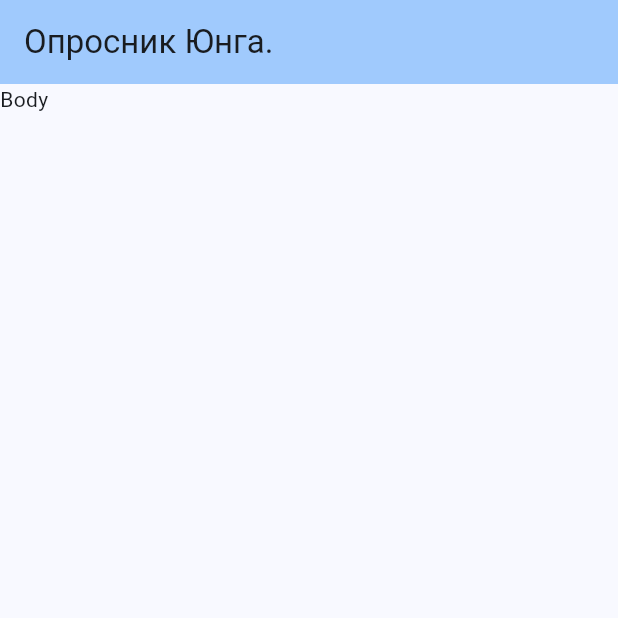
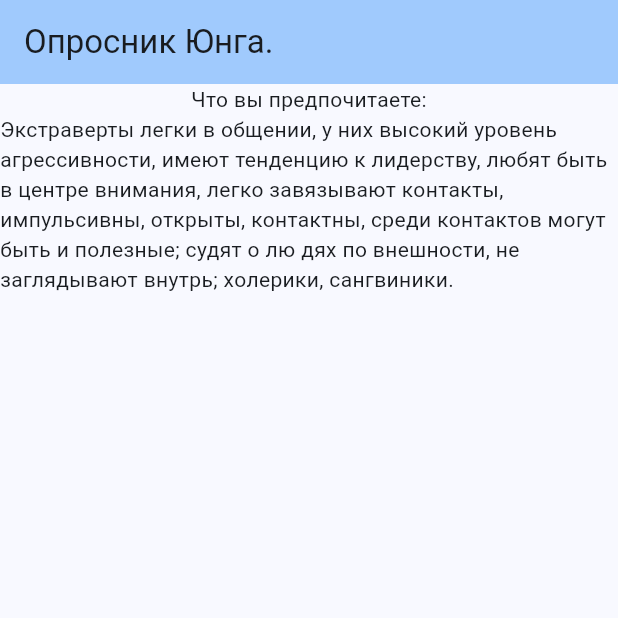
Before and after one commit to RimidalU/jung-personality-type-test, a Flutter app: the screen it shows after launch, on a phone screen of 412 x 824 dp, the top half of it. Run offline on Flutter 3.47's test engine with Material 2 defaults, Android fonts, the light colour scheme and no system bars.

Commit message:
feat: add list of questions and psychoTypes

```diff
--- /dev/null
+++ b/lib/assets/constants.dart
@@ -0,0 +1,151 @@
+const questions = [
+  {
+    'question': 'Что вы предпочитаете:',
+    'answers': [
+      {'text': 'Hемного близких друзей', 'score': 0},
+      {'text': 'Большую товарищескую компанию', 'score': 5},
+    ]
+  },
+  {
+    'question': 'Какие книги вы предпочитаете читать:',
+    'answers': [
+      {'text': 'C занимательным сюжетом', 'score': 5},
+      {'text': 'C раскрытием переживаний героев', 'score': 0},
+    ]
+  },
+  {
+    'question': 'Что вы скорее можете допустить в разговоре:',
+    'answers': [
+      {'text': 'Опоздание', 'score': 0},
+      {'text': 'Ошибки', 'score': 5},
+    ]
+  },
+  {
+    'question': 'Если вы совершаете дурной поступок, то:',
+    'answers': [
+      {'text': 'Oстро переживаете', 'score': 0},
+      {'text': 'Острых переживаний нет', 'score': 5},
+    ]
+  },
+  {
+    'question': 'Как вы сходитесь с людьми:',
+    'answers': [
+      {'text': 'Быстро, легко', 'score': 5},
+      {'text': 'Mедленно, осторожно', 'score': 0},
+    ]
+  },
+  {
+    'question': 'Считаете ли вы себя обидчивым:',
+    'answers': [
+      {'text': 'Да', 'score': 0},
+      {'text': 'Нет', 'score': 5},
+    ]
+  },
+  {
+    'question': 'Склонны ли вы хохотать, смеяться от души:',
+    'answers': [
+      {'text': 'Да', 'score': 5},
+      {'text': 'Нет', 'score': 0},
+    ]
+  },
+  {
+    'question': 'Считаете ли вы себя:',
+    'answers': [
+      {'text': 'Молчаливым', 'score': 0},
+      {'text': 'Разговорчивым', 'score': 5},
+    ]
+  },
+  {
+    'question': 'Откровенны ли вы или скрытны:',
+    'answers': [
+      {'text': 'Откровенен', 'score': 5},
+      {'text': 'Скрытен', 'score': 0},
+    ]
+  },
+  {
+    'question': 'Любите ли вы заниматься анализом своих переживаний:',
+    'answers': [
+      {'text': 'Да', 'score': 0},
+      {'text': 'Нет', 'score': 5},
+    ]
+  },
+  {
+    'question': 'Находясь в обществе, вы предпочитаете:',
+    'answers': [
+      {'text': 'Говорить', 'score': 5},
+      {'text': 'Слушать', 'score': 0},
+    ]
+  },
+  {
+    'question': 'Часто ли вы переживаете недовольство собой:',
+    'answers': [
+      {'text': 'Да', 'score': 0},
+      {'text': 'Нет', 'score': 5},
+    ]
+  },
+  {
+    'question': 'Любите ли вы что нибудь организовывать:',
+    'answers': [
+      {'text': 'Да', 'score': 5},
+      {'text': 'Нет', 'score': 0},
+    ]
+  },
+  {
+    'question': 'Хотелось бы вам вести интимный дневник:',
+    'answers': [
+      {'text': 'Да', 'score': 0},
+      {'text': 'Нет', 'score': 5},
+    ]
+  },
+  {
+    'question': 'Быстро ли вы переходите от решения к исполнению:',
+    'answers': [
+      {'text': 'Да', 'score': 5},
+      {'text': 'Нет', 'score': 0},
+    ]
+  },
+  {
+    'question': 'Легко ли вы меняется ваше настроение:',
+    'answers': [
+      {'text': 'Да', 'score': 5},
+      {'text': 'Нет', 'score': 0},
+    ]
+  },
+  {
+    'question': 'Любите ли вы убеждать других, навязывать свои взгляды:',
+    'answers': [
+      {'text': 'Да', 'score': 5},
+      {'text': 'Нет', 'score': 0},
+    ]
+  },
+  {
+    'question': 'Ваши движения:',
+    'answers': [
+      {'text': 'Быстры', 'score': 5},
+      {'text': 'Замедленны', 'score': 0},
+    ]
+  },
+  {
+    'question': 'Вы сильно беспокоитесь о возможных не приятностях:',
+    'answers': [
+      {'text': 'Часто', 'score': 0},
+      {'text': 'Редко', 'score': 5},
+    ]
+  },
+  {
+    'question': 'В затруднительных случаях:',
+    'answers': [
+      {'text': 'Спешите обратиться за помощью к другим', 'score': 5},
+      {'text': 'Не любите обращаться', 'score': 0},
+    ]
+  },
+];
+
+const psychoTypes = {
+  'extravert':
+      'Экстраверты легки в общении, у них высокий уровень агрессивности, имеют тенденцию к лидерству, любят быть в центре внимания, легко завязывают контакты, импульсивны, открыты, контактны, среди контактов могут быть и полезные; судят о лю дях по внешности, не заглядывают внутрь; холерики, сангвиники.',
+  'Introvert':
+      'Интроверты направлены на мир собственных переживаний, малоконтактны, молчаливы, с трудом заводят новые знакомства, не любят рисковать, переживают разрыв старых связей, нет вариан тов проигрыша и выигрыша, высокий уровень тревожности и ригидности; флегматики, меланхолики.',
+  'ambivert':
+      'Амбиверт – это та самая золотая середина между спокойным интровертом и гиперактивным экстравертом. В зависимости от конкретной ситуации, они могут вести себя и как интроверты, и как экстраверты. Если им некомфортно – они погружаются в себя, если им нравятся окружающие условия – амбиверты активно со всеми общаются.'
+};
--- a/lib/main.dart
+++ b/lib/main.dart
@@ -1,4 +1,5 @@
 import 'package:flutter/material.dart';
+import 'assets/constants.dart' as constants;
 
 void main() {
   runApp(const App());
@@ -33,11 +34,13 @@ class _HomePage extends State<HomePage> {
   @override
   Widget build(BuildContext context) {
     return Scaffold(
-      appBar: AppBar(
-        backgroundColor: Theme.of(context).colorScheme.inversePrimary,
-        title: const Text('Опросник Юнга.'),
-      ),
-      body: const Text('Body'),
-    );
+        appBar: AppBar(
+          backgroundColor: Theme.of(context).colorScheme.inversePrimary,
+          title: const Text('Опросник Юнга.'),
+        ),
+        body: Column(children: [
+          Text(constants.questions[0]['question'] as String),
+          Text(constants.psychoTypes['extravert'] as String),
+        ]));
   }
 }
```
